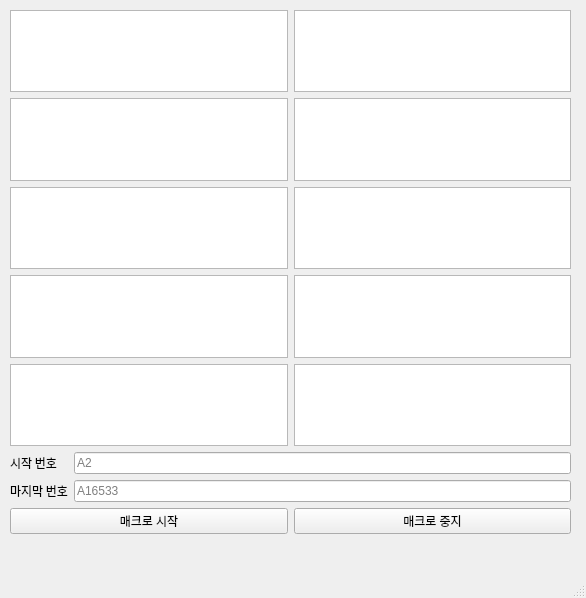
Jamong-i/CrawlingExcel, file CrawlingUi.ui: the form before one commit.
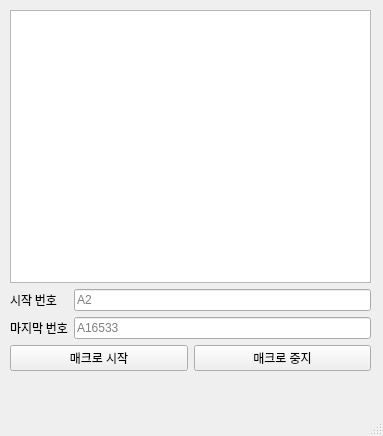
The form after the commit.

Commit message:
Feat: requset method Crawling
크롬 사용 대신 request로 동작하게 함, 쓰레드 20개

Diff of the .ui file:
```diff
--- a/CrawlingUi.ui
+++ b/CrawlingUi.ui
@@ -6,8 +6,8 @@
    <rect>
     <x>0</x>
     <y>0</y>
-    <width>586</width>
-    <height>598</height>
+    <width>383</width>
+    <height>436</height>
    </rect>
   </property>
   <property name="minimumSize">
@@ -28,44 +28,13 @@
      <rect>
       <x>10</x>
       <y>10</y>
-      <width>561</width>
-      <height>524</height>
+      <width>361</width>
+      <height>361</height>
      </rect>
     </property>
     <layout class="QVBoxLayout" name="sub_layout">
      <item>
-      <layout class="QGridLayout" name="gridLayout_2">
-       <item row="1" column="0">
-        <widget class="QTextBrowser" name="textBrowser_3"/>
-       </item>
-       <item row="1" column="1">
-        <widget class="QTextBrowser" name="textBrowser_4"/>
-       </item>
-       <item row="3" column="0">
-        <widget class="QTextBrowser" name="textBrowser_7"/>
-       </item>
-       <item row="2" column="0">
-        <widget class="QTextBrowser" name="textBrowser_5"/>
-       </item>
-       <item row="0" column="1">
-        <widget class="QTextBrowser" name="textBrowser_2"/>
-       </item>
-       <item row="2" column="1">
-        <widget class="QTextBrowser" name="textBrowser_6"/>
-       </item>
-       <item row="0" column="0">
-        <widget class="QTextBrowser" name="textBrowser_1"/>
-       </item>
-       <item row="3" column="1">
-        <widget class="QTextBrowser" name="textBrowser_8"/>
-       </item>
-       <item row="4" column="1">
-        <widget class="QTextBrowser" name="textBrowser_10"/>
-       </item>
-       <item row="4" column="0">
-        <widget class="QTextBrowser" name="textBrowser_9"/>
-       </item>
-      </layout>
+      <widget class="QTextBrowser" name="textBrowser_10"/>
      </item>
      <item>
       <layout class="QHBoxLayout" name="select_layout">
```
Left out of the diff: 32 changed lines with no effect on the pictures. The commit also changes 14 other files.
